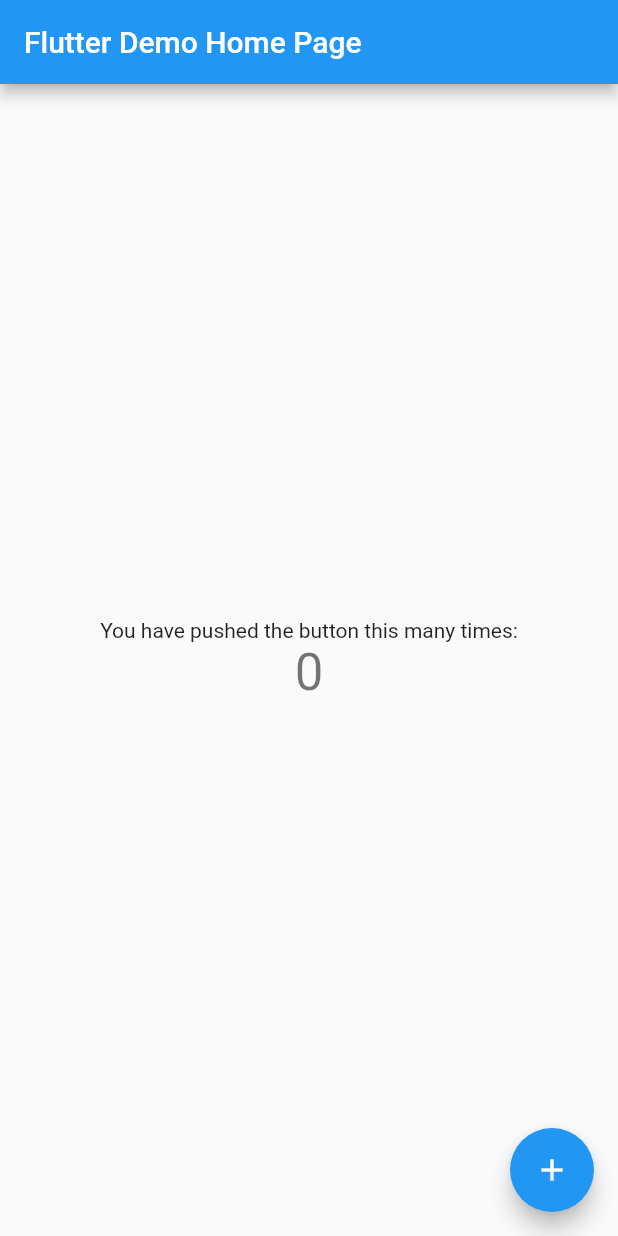
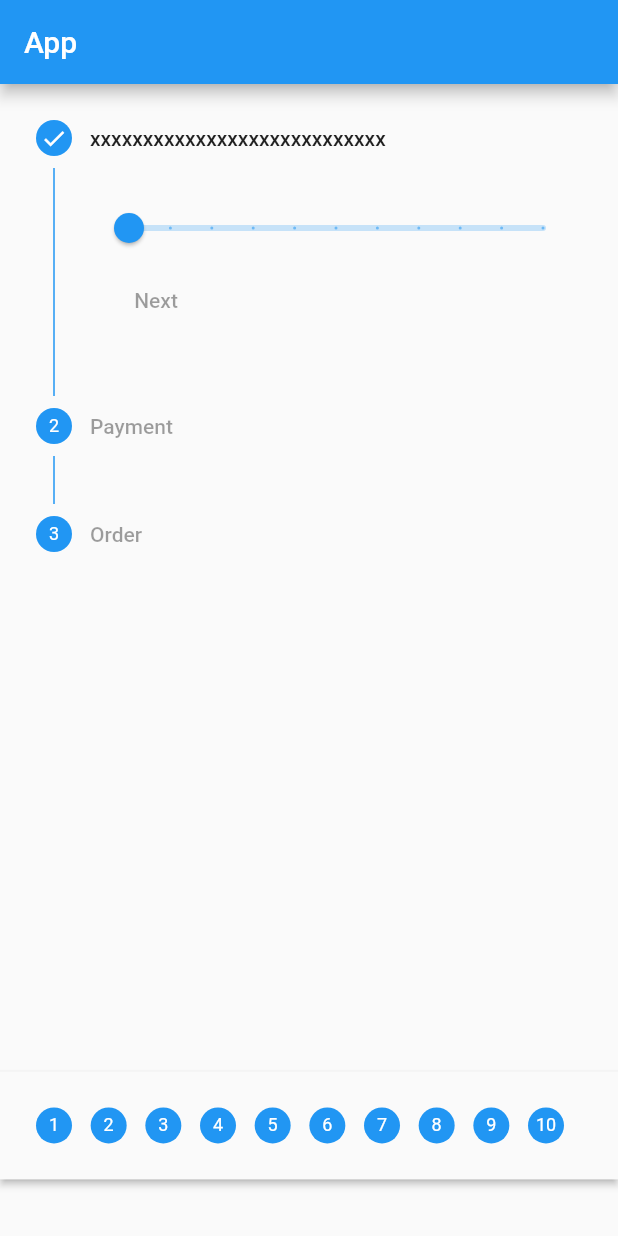
Before and after one commit to Elrashid/hack20, a Flutter app: the screen it shows after launch, on a phone screen of 412 x 824 dp. Run offline on Flutter 3.47's test engine with Material 2 defaults, Android fonts, the phone set to English and light mode, and no system bars.

Commit message:
main layout  primary design

```diff
--- a/lib/main.dart
+++ b/lib/main.dart
@@ -1,4 +1,5 @@
 import 'package:flutter/material.dart';
+import 'package:flutter/rendering.dart';
 
 void main() {
   runApp(MyApp());
@@ -11,107 +12,294 @@ class MyApp extends StatelessWidget {
     return MaterialApp(
       title: 'Flutter Demo',
       theme: ThemeData(
-        // This is the theme of your application.
-        //
-        // Try running your application with "flutter run". You'll see the
-        // application has a blue toolbar. Then, without quitting the app, try
-        // changing the primarySwatch below to Colors.green and then invoke
-        // "hot reload" (press "r" in the console where you ran "flutter run",
-        // or simply save your changes to "hot reload" in a Flutter IDE).
-        // Notice that the counter didn't reset back to zero; the application
-        // is not restarted.
         primarySwatch: Colors.blue,
-        // This makes the visual density adapt to the platform that you run
-        // the app on. For desktop platforms, the controls will be smaller and
-        // closer together (more dense) than on mobile platforms.
         visualDensity: VisualDensity.adaptivePlatformDensity,
       ),
-      home: MyHomePage(title: 'Flutter Demo Home Page'),
+      // home: MyHomePage(title: 'Flutter Demo Home Page'),
+      home: home1(),
+    );
+  }
+}
+
+class home1 extends StatefulWidget {
+  home1({Key key}) : super(key: key);
+
+  @override
+  _home1State createState() => _home1State();
+}
+
+class _home1State extends State<home1> {
+  @override
+  Widget build(BuildContext context) {
+    return new MaterialApp(
+      title: 'App',
+      home: new Scaffold(
+        appBar: new AppBar(title: new Text('App')),
+        body: Column(
+          children: <Widget>[
+            Expanded(flex: 6, child: MyHomePage()),
+            Expanded(child: MyHomePage3()),
+          ],
+        ),
+      ),
     );
   }
 }
 
 class MyHomePage extends StatefulWidget {
   MyHomePage({Key key, this.title}) : super(key: key);
-
-  // This widget is the home page of your application. It is stateful, meaning
-  // that it has a State object (defined below) that contains fields that affect
-  // how it looks.
-
-  // This class is the configuration for the state. It holds the values (in this
-  // case the title) provided by the parent (in this case the App widget) and
-  // used by the build method of the State. Fields in a Widget subclass are
-  // always marked "final".
-
   final String title;
-
   @override
   _MyHomePageState createState() => _MyHomePageState();
 }
 
 class _MyHomePageState extends State<MyHomePage> {
-  int _counter = 0;
+  int _currentStep = 0;
 
-  void _incrementCounter() {
+  @override
+  Widget build(BuildContext context) {
+    return new Stepper(
+      type: StepperType.vertical,
+      currentStep: _currentStep,
+      onStepTapped: (int step) => setState(() => _currentStep = step),
+      controlsBuilder: (BuildContext context,
+          {VoidCallback onStepContinue, VoidCallback onStepCancel}) {
+        return Row(
+          children: <Widget>[
+            FlatButton(child: Text("Next"), onPressed: onStepContinue),
+          ],
+        );
+      },
+      onStepContinue:
+          _currentStep < 2 ? () => setState(() => _currentStep += 1) : null,
+      onStepCancel:
+          _currentStep > 0 ? () => setState(() => _currentStep -= 1) : null,
+      steps: <Step>[
+        new Step(
+          title: LimitedBox(
+            maxWidth: MediaQuery.of(context).size.width - 100,
+            child: new Text(
+              'xxxxxxxxxxxxxxxxxxxxxxxxxxxx',
+              // 'I hat their motives are malevolant.',
+              textWidthBasis: TextWidthBasis.longestLine,
+            ),
+          ),
+          content: Slider(value: 1, onChanged: (v) => {},divisions: 10,min: 1,max: 10,),
+          isActive: _currentStep >= 0,
+          state: _currentStep >= 0 ? StepState.complete : StepState.disabled,
+        ),
+        new Step(
+          title: new Text('Payment'),
+          content: new Text('This is the second step.'),
+          isActive: _currentStep >= 0,
+          state: _currentStep >= 1 ? StepState.complete : StepState.disabled,
+        ),
+        new Step(
+          title: new Text('Order'),
+          content: new Text('This is the third step.'),
+          isActive: _currentStep >= 0,
+          state: _currentStep >= 2 ? StepState.complete : StepState.disabled,
+        ),
+      ],
+    );
+  }
+}
+
+class MyHomePage3 extends StatefulWidget {
+  MyHomePage3({Key key, this.title}) : super(key: key);
+  final String title;
+  @override
+  _MyHomePage3State createState() => _MyHomePage3State();
+}
+
+class _MyHomePage3State extends State<MyHomePage3> {
+  int _currentStep = 0;
+
+  @override
+  Widget build(BuildContext context) {
+    return new Stepper(
+      type: StepperType.horizontal,
+      currentStep: _currentStep,
+      // onStepTapped: (int step) => setState(() => _currentStep = step),
+      controlsBuilder: (BuildContext context,
+          {VoidCallback onStepContinue, VoidCallback onStepCancel}) {
+        return Container();
+      },
+      steps: <Step>[
+        new Step(
+          title: Container(),
+          content: Container(),
+          isActive: _currentStep >= 0,
+          state: _currentStep > 0 ? StepState.complete : StepState.disabled,
+        ),
+        new Step(
+          title: Container(),
+          content: Container(),
+          isActive: _currentStep >= 0,
+          state: _currentStep >= 1 ? StepState.complete : StepState.disabled,
+        ),
+        new Step(
+          title: Container(),
+          content: Container(),
+          isActive: _currentStep >= 0,
+          state: _currentStep >= 2 ? StepState.complete : StepState.disabled,
+        ),
+        new Step(
+          title: Container(),
+          content: Container(),
+          isActive: _currentStep >= 0,
+          state: _currentStep >= 3 ? StepState.complete : StepState.disabled,
+        ),
+        new Step(
+          title: Container(),
+          content: Container(),
+          isActive: _currentStep >= 0,
+          state: _currentStep >= 4 ? StepState.complete : StepState.disabled,
+        ),
+        new Step(
+          title: Container(),
+          content: Container(),
+          isActive: _currentStep >= 0,
+          state: _currentStep >= 5 ? StepState.complete : StepState.disabled,
+        ),
+        new Step(
+          title: Container(),
+          content: Container(),
+          isActive: _currentStep >= 0,
+          state: _currentStep >= 5 ? StepState.complete : StepState.disabled,
+        ),
+        new Step(
+          title: Container(),
+          content: Container(),
+          isActive: _currentStep >= 0,
+          state: _currentStep >= 5 ? StepState.complete : StepState.disabled,
+        ),
+        new Step(
+          title: Container(),
+          content: Container(),
+          isActive: _currentStep >= 0,
+          state: _currentStep >= 5 ? StepState.complete : StepState.disabled,
+        ),
+        new Step(
+          title: Container(),
+          content: Container(),
+          isActive: _currentStep >= 0,
+          state: _currentStep >= 5 ? StepState.complete : StepState.disabled,
+        ),
+      ],
+    );
+  }
+}
+
+class MyHomePage2 extends StatefulWidget {
+  MyHomePage2({Key key, this.title}) : super(key: key);
+  final String title;
+  @override
+  _MyHomePageState2 createState() => _MyHomePageState2();
+}
+
+class _MyHomePageState2 extends State<MyHomePage2> {
+  int _currentStep = 0;
+
+  @override
+  Widget build(BuildContext context) {
+    return new Stepper(
+      type: StepperType.vertical,
+      currentStep: _currentStep,
+      onStepTapped: (int step) => setState(() => _currentStep = step),
+      onStepContinue:
+          _currentStep < 2 ? () => setState(() => _currentStep += 1) : null,
+      onStepCancel:
+          _currentStep > 0 ? () => setState(() => _currentStep -= 1) : null,
+      steps: <Step>[
+        new Step(
+          title: new Text('Shipping'),
+          content: new Text('This is the first step.'),
+          isActive: _currentStep >= 0,
+          state: _currentStep >= 0 ? StepState.complete : StepState.disabled,
+        ),
+        new Step(
+          title: new Text('Payment'),
+          content: new Text('This is the second step.'),
+          isActive: _currentStep >= 0,
+          state: _currentStep >= 1 ? StepState.complete : StepState.disabled,
+        ),
+        new Step(
+          title: new Text('Order'),
+          content: new Text('This is the third step.'),
+          isActive: _currentStep >= 0,
+          state: _currentStep >= 2 ? StepState.complete : StepState.disabled,
+        ),
+      ],
+    );
+  }
+}
+
+class MyStatefulWidget extends StatefulWidget {
+  MyStatefulWidget({Key key}) : super(key: key);
+
+  @override
+  _MyStatefulWidgetState createState() => _MyStatefulWidgetState();
+}
+
+class _MyStatefulWidgetState extends State<MyStatefulWidget> {
+  int _selectedIndex = 0;
+  static const TextStyle optionStyle =
+      TextStyle(fontSize: 30, fontWeight: FontWeight.bold);
+  static List<Widget> _widgetOptions = <Widget>[
+    MyHomePage2(),
+    Text(
+      'Index 1: Business',
+      style: optionStyle,
+    ),
+    Text(
+      'Index 2: School',
+      style: optionStyle,
+    ),
+    Text(
+      'Index 2: School',
+      style: optionStyle,
+    ),
+  ];
+
+  void _onItemTapped(int index) {
     setState(() {
-      // This call to setState tells the Flutter framework that something has
-      // changed in this State, which causes it to rerun the build method below
-      // so that the display can reflect the updated values. If we changed
-      // _counter without calling setState(), then the build method would not be
-      // called again, and so nothing would appear to happen.
-      _counter++;
+      _selectedIndex = index;
     });
   }
 
   @override
   Widget build(BuildContext context) {
-    // This method is rerun every time setState is called, for instance as done
-    // by the _incrementCounter method above.
-    //
-    // The Flutter framework has been optimized to make rerunning build methods
-    // fast, so that you can just rebuild anything that needs updating rather
-    // than having to individually change instances of widgets.
     return Scaffold(
       appBar: AppBar(
-        // Here we take the value from the MyHomePage object that was created by
-        // the App.build method, and use it to set our appbar title.
-        title: Text(widget.title),
+        title: const Text('BottomNavigationBar Sample'),
       ),
       body: Center(
-        // Center is a layout widget. It takes a single child and positions it
-        // in the middle of the parent.
-        child: Column(
-          // Column is also a layout widget. It takes a list of children and
-          // arranges them vertically. By default, it sizes itself to fit its
-          // children horizontally, and tries to be as tall as its parent.
-          //
-          // Invoke "debug painting" (press "p" in the console, choose the
-          // "Toggle Debug Paint" action from the Flutter Inspector in Android
-          // Studio, or the "Toggle Debug Paint" command in Visual Studio Code)
-          // to see the wireframe for each widget.
-          //
-          // Column has various properties to control how it sizes itself and
-          // how it positions its children. Here we use mainAxisAlignment to
-          // center the children vertically; the main axis here is the vertical
-          // axis because Columns are vertical (the cross axis would be
-          // horizontal).
-          mainAxisAlignment: MainAxisAlignment.center,
-          children: <Widget>[
-            Text(
-              'You have pushed the button this many times:',
-            ),
-            Text(
-              '$_counter',
-              style: Theme.of(context).textTheme.headline4,
-            ),
-          ],
-        ),
+        child: _widgetOptions.elementAt(_selectedIndex),
       ),
-      floatingActionButton: FloatingActionButton(
-        onPressed: _incrementCounter,
-        tooltip: 'Increment',
-        child: Icon(Icons.add),
-      ), // This trailing comma makes auto-formatting nicer for build methods.
+      bottomNavigationBar: BottomNavigationBar(
+        items: const <BottomNavigationBarItem>[
+          BottomNavigationBarItem(
+            icon: Icon(Icons.home),
+            title: Text('Home'),
+          ),
+          BottomNavigationBarItem(
+            icon: Icon(Icons.business),
+            title: Text('Business'),
+          ),
+          BottomNavigationBarItem(
+            icon: Icon(Icons.school),
+            title: Text('School'),
+          ),
+          BottomNavigationBarItem(
+            icon: Icon(Icons.school),
+            title: Text('School1'),
+          ),
+        ],
+        currentIndex: _selectedIndex,
+        selectedItemColor: Colors.amber[800],
+        onTap: _onItemTapped,
+      ),
     );
   }
 }
--- /dev/null
+++ b/lib/main.start.dart
@@ -0,0 +1,117 @@
+import 'package:flutter/material.dart';
+
+void main() {
+  runApp(MyApp());
+}
+
+class MyApp extends StatelessWidget {
+  // This widget is the root of your application.
+  @override
+  Widget build(BuildContext context) {
+    return MaterialApp(
+      title: 'Flutter Demo',
+      theme: ThemeData(
+        // This is the theme of your application.
+        //
+        // Try running your application with "flutter run". You'll see the
+        // application has a blue toolbar. Then, without quitting the app, try
+        // changing the primarySwatch below to Colors.green and then invoke
+        // "hot reload" (press "r" in the console where you ran "flutter run",
+        // or simply save your changes to "hot reload" in a Flutter IDE).
+        // Notice that the counter didn't reset back to zero; the application
+        // is not restarted.
+        primarySwatch: Colors.blue,
+        // This makes the visual density adapt to the platform that you run
+        // the app on. For desktop platforms, the controls will be smaller and
+        // closer together (more dense) than on mobile platforms.
+        visualDensity: VisualDensity.adaptivePlatformDensity,
+      ),
+      home: MyHomePage(title: 'Flutter Demo Home Page'),
+    );
+  }
+}
+
+class MyHomePage extends StatefulWidget {
+  MyHomePage({Key key, this.title}) : super(key: key);
+
+  // This widget is the home page of your application. It is stateful, meaning
+  // that it has a State object (defined below) that contains fields that affect
+  // how it looks.
+
+  // This class is the configuration for the state. It holds the values (in this
+  // case the title) provided by the parent (in this case the App widget) and
+  // used by the build method of the State. Fields in a Widget subclass are
+  // always marked "final".
+
+  final String title;
+
+  @override
+  _MyHomePageState createState() => _MyHomePageState();
+}
+
+class _MyHomePageState extends State<MyHomePage> {
+  int _counter = 0;
+
+  void _incrementCounter() {
+    setState(() {
+      // This call to setState tells the Flutter framework that something has
+      // changed in this State, which causes it to rerun the build method below
+      // so that the display can reflect the updated values. If we changed
+      // _counter without calling setState(), then the build method would not be
+      // called again, and so nothing would appear to happen.
+      _counter++;
+    });
+  }
+
+  @override
+  Widget build(BuildContext context) {
+    // This method is rerun every time setState is called, for instance as done
+    // by the _incrementCounter method above.
+    //
+    // The Flutter framework has been optimized to make rerunning build methods
+    // fast, so that you can just rebuild anything that needs updating rather
+    // than having to individually change instances of widgets.
+    return Scaffold(
+      appBar: AppBar(
+        // Here we take the value from the MyHomePage object that was created by
+        // the App.build method, and use it to set our appbar title.
+        title: Text(widget.title),
+      ),
+      body: Center(
+        // Center is a layout widget. It takes a single child and positions it
+        // in the middle of the parent.
+        child: Column(
+          // Column is also a layout widget. It takes a list of children and
+          // arranges them vertically. By default, it sizes itself to fit its
+          // children horizontally, and tries to be as tall as its parent.
+          //
+          // Invoke "debug painting" (press "p" in the console, choose the
+          // "Toggle Debug Paint" action from the Flutter Inspector in Android
+          // Studio, or the "Toggle Debug Paint" command in Visual Studio Code)
+          // to see the wireframe for each widget.
+          //
+          // Column has various properties to control how it sizes itself and
+          // how it positions its children. Here we use mainAxisAlignment to
+          // center the children vertically; the main axis here is the vertical
+          // axis because Columns are vertical (the cross axis would be
+          // horizontal).
+          mainAxisAlignment: MainAxisAlignment.center,
+          children: <Widget>[
+            Text(
+              'You have pushed the button this many times:',
+            ),
+            Text(
+              '$_counter',
+              style: Theme.of(context).textTheme.headline4,
+            ),
+          ],
+        ),
+      ),
+      floatingActionButton: FloatingActionButton(
+        onPressed: _incrementCounter,
+        tooltip: 'Increment',
+        child: Icon(Icons.add),
+      ), // This trailing comma makes auto-formatting nicer for build methods.
+    );
+  }
+}
```
